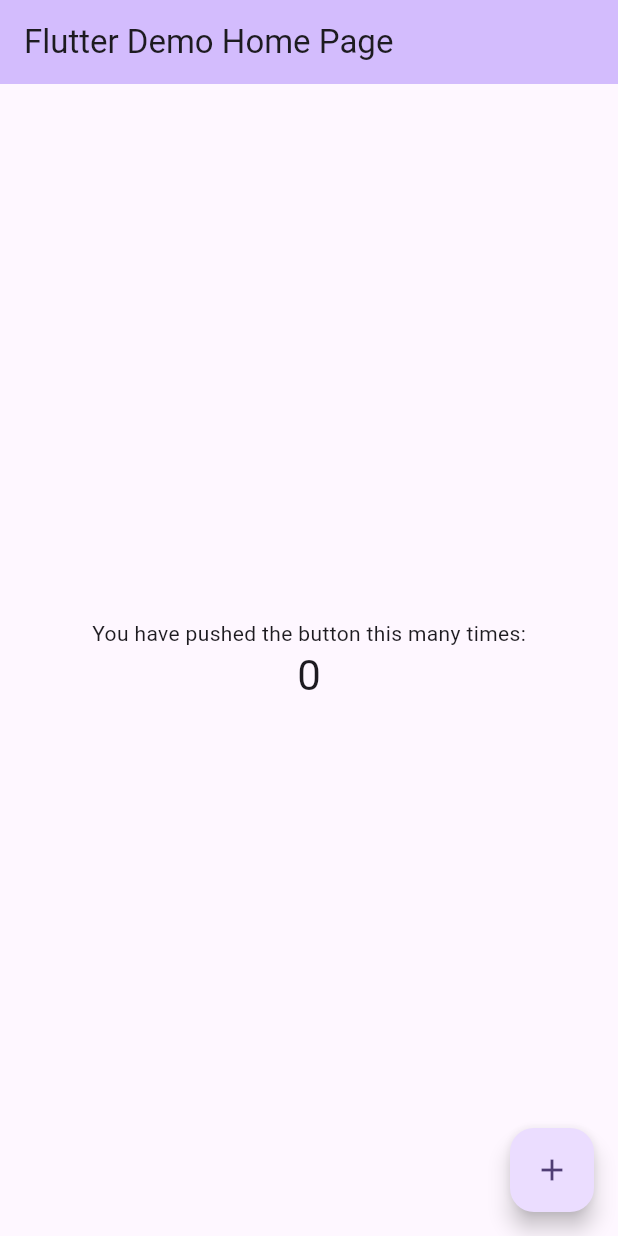
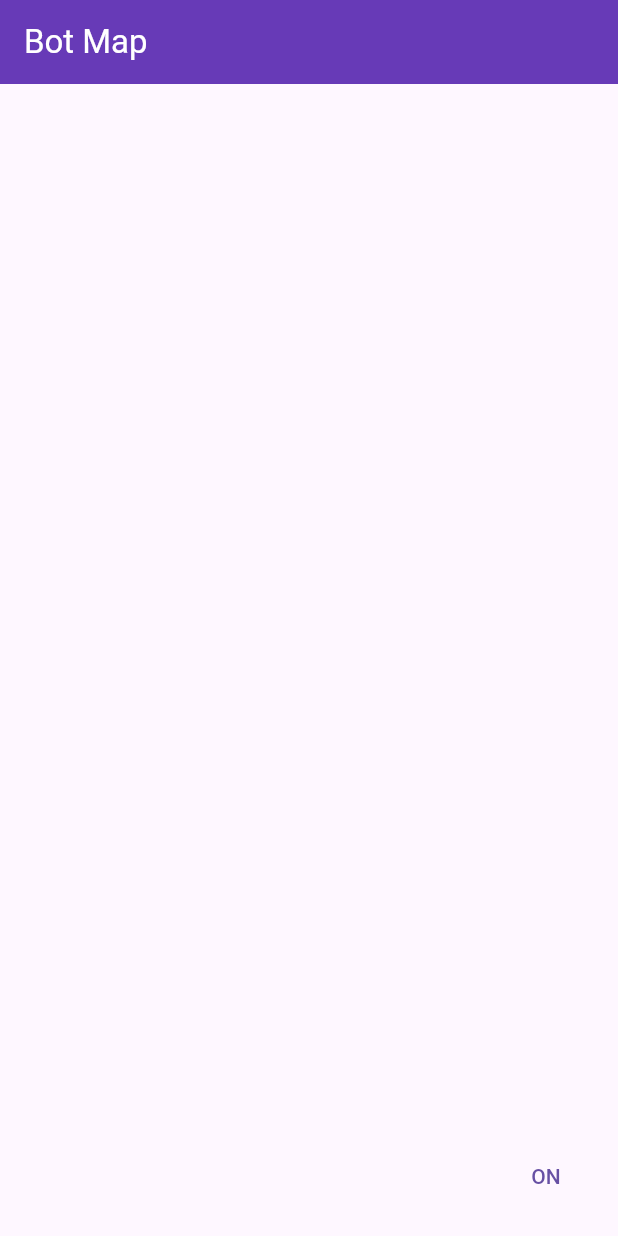
Before and after one commit to brenovsky/botMap, a Flutter app: the screen it shows after launch, on a phone screen of 412 x 824 dp. Run offline on Flutter 3.47's test engine with Material 3 defaults, Android fonts, the phone set to English and light mode, and no system bars.

Commit message:
fix: restarting the project

```diff
--- a/bot_map_app/lib/main.dart
+++ b/bot_map_app/lib/main.dart
@@ -1,125 +1,6 @@
+import 'package:bot_map_app/my_app.dart';
 import 'package:flutter/material.dart';
 
 void main() {
   runApp(const MyApp());
 }
-
-class MyApp extends StatelessWidget {
-  const MyApp({super.key});
-
-  // This widget is the root of your application.
-  @override
-  Widget build(BuildContext context) {
-    return MaterialApp(
-      title: 'Flutter Demo',
-      theme: ThemeData(
-        // This is the theme of your application.
-        //
-        // TRY THIS: Try running your application with "flutter run". You'll see
-        // the application has a purple toolbar. Then, without quitting the app,
-        // try changing the seedColor in the colorScheme below to Colors.green
-        // and then invoke "hot reload" (save your changes or press the "hot
-        // reload" button in a Flutter-supported IDE, or press "r" if you used
-        // the command line to start the app).
-        //
-        // Notice that the counter didn't reset back to zero; the application
-        // state is not lost during the reload. To reset the state, use hot
-        // restart instead.
-        //
-        // This works for code too, not just values: Most code changes can be
-        // tested with just a hot reload.
-        colorScheme: ColorScheme.fromSeed(seedColor: Colors.deepPurple),
-        useMaterial3: true,
-      ),
-      home: const MyHomePage(title: 'Flutter Demo Home Page'),
-    );
-  }
-}
-
-class MyHomePage extends StatefulWidget {
-  const MyHomePage({super.key, required this.title});
-
-  // This widget is the home page of your application. It is stateful, meaning
-  // that it has a State object (defined below) that contains fields that affect
-  // how it looks.
-
-  // This class is the configuration for the state. It holds the values (in this
-  // case the title) provided by the parent (in this case the App widget) and
-  // used by the build method of the State. Fields in a Widget subclass are
-  // always marked "final".
-
-  final String title;
-
-  @override
-  State<MyHomePage> createState() => _MyHomePageState();
-}
-
-class _MyHomePageState extends State<MyHomePage> {
-  int _counter = 0;
-
-  void _incrementCounter() {
-    setState(() {
-      // This call to setState tells the Flutter framework that something has
-      // changed in this State, which causes it to rerun the build method below
-      // so that the display can reflect the updated values. If we changed
-      // _counter without calling setState(), then the build method would not be
-      // called again, and so nothing would appear to happen.
-      _counter++;
-    });
-  }
-
-  @override
-  Widget build(BuildContext context) {
-    // This method is rerun every time setState is called, for instance as done
-    // by the _incrementCounter method above.
-    //
-    // The Flutter framework has been optimized to make rerunning build methods
-    // fast, so that you can just rebuild anything that needs updating rather
-    // than having to individually change instances of widgets.
-    return Scaffold(
-      appBar: AppBar(
-        // TRY THIS: Try changing the color here to a specific color (to
-        // Colors.amber, perhaps?) and trigger a hot reload to see the AppBar
-        // change color while the other colors stay the same.
-        backgroundColor: Theme.of(context).colorScheme.inversePrimary,
-        // Here we take the value from the MyHomePage object that was created by
-        // the App.build method, and use it to set our appbar title.
-        title: Text(widget.title),
-      ),
-      body: Center(
-        // Center is a layout widget. It takes a single child and positions it
-        // in the middle of the parent.
-        child: Column(
-          // Column is also a layout widget. It takes a list of children and
-          // arranges them vertically. By default, it sizes itself to fit its
-          // children horizontally, and tries to be as tall as its parent.
-          //
-          // Column has various properties to control how it sizes itself and
-          // how it positions its children. Here we use mainAxisAlignment to
-          // center the children vertically; the main axis here is the vertical
-          // axis because Columns are vertical (the cross axis would be
-          // horizontal).
-          //
-          // TRY THIS: Invoke "debug painting" (choose the "Toggle Debug Paint"
-          // action in the IDE, or press "p" in the console), to see the
-          // wireframe for each widget.
-          mainAxisAlignment: MainAxisAlignment.center,
-          children: <Widget>[
-            const Text(
-              'You have pushed the button this many times:',
-            ),
-            Text(
-              '$_counter',
-              style: Theme.of(context).textTheme.headlineMedium,
-            ),
-          ],
-        ),
-      ),
-      floatingActionButton: FloatingActionButton(
-        onPressed: _incrementCounter,
-        tooltip: 'Increment',
-        child: const Icon(Icons.add),
-      ), // This trailing comma makes auto-formatting nicer for build methods.
-    );
-  }
-}
--- /dev/null
+++ b/bot_map_app/lib/my_app.dart
@@ -0,0 +1,17 @@
+import 'package:bot_map_app/pages/home_page.dart';
+import 'package:flutter/material.dart';
+
+
+class MyApp extends StatelessWidget {
+  const MyApp({Key? key}) : super(key: key);
+
+  @override
+  Widget build(BuildContext context) {
+    return MaterialApp(
+      title:'BotMap',
+      debugShowCheckedModeBanner: false,
+      home: const HomePage(),
+    );
+  }
+
+}
--- /dev/null
+++ b/bot_map_app/lib/pages/home_page.dart
@@ -0,0 +1,26 @@
+import 'package:flutter/material.dart';
+
+class HomePage extends StatelessWidget {
+  const HomePage({Key? key}) : super(key:key);
+
+  @override
+  Widget build(BuildContext context) {
+
+    return Scaffold(
+
+      appBar: AppBar(
+        title: const Text(
+        'Bot Map',
+        textAlign: TextAlign.center,
+        style: TextStyle(color: Colors.white),
+      ),
+        backgroundColor: Colors.deepPurple,
+      ),
+
+      floatingActionButton: TextButton(
+        onPressed: () {},
+        child: const Text('ON'),
+      ),
+    );
+  }
+}
--- a/bot_map_app/my_twilio/lib/src/constants.dart
+++ /dev/null
@@ -1 +0,0 @@
-const String TWILIO_SMS_API_BASE_URL = 'https://api.twilio.com/2010-04-01';
--- a/bot_map_app/my_twilio/lib/src/utils.dart
+++ /dev/null
@@ -1,6 +0,0 @@
-import 'dart:convert' show base64, utf8;
-
-// returns base64 encoded Twilio credentials
-// used in authorization headers of http requests
-String toAuthCredentials(String accountSid, String authToken) =>
-    base64.encode(utf8.encode(accountSid + ':' + authToken));
```
Also changed, not shown: bot_map_app/my_twilio/example/send_sms.dart (deleted, +0 -41 lines), bot_map_app/my_twilio/lib/my_twilio.dart (deleted, +0 -10 lines), bot_map_app/my_twilio/lib/src/messages.dart (deleted, +0 -37 lines), bot_map_app/my_twilio/pubspec.yaml (deleted, +0 -9 lines), 1 other file.
